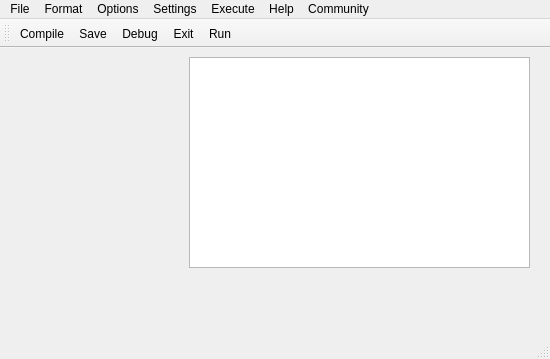
Qt form c-dev.ui (techy4shri/Shri-C-Dev) before a commit.
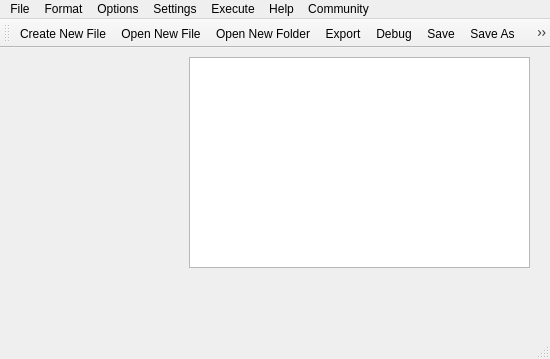
The same form after that commit. Icons and pictures are not drawn.

```diff
--- a/c-dev.ui
+++ b/c-dev.ui
@@ -142,11 +142,16 @@
    <attribute name="toolBarBreak">
     <bool>false</bool>
    </attribute>
-   <addaction name="actionCompile_2"/>
-   <addaction name="actionSave_2"/>
+   <addaction name="actionCreate_New_File"/>
+   <addaction name="actionOpen_New_File"/>
+   <addaction name="actionOpen_New_Folder"/>
+   <addaction name="actionExport"/>
    <addaction name="actionDebug"/>
-   <addaction name="actionExit"/>
+   <addaction name="actionSave"/>
+   <addaction name="actionSave_As"/>
+   <addaction name="actionCompile"/>
    <addaction name="actionRun"/>
+   <addaction name="actionSyntax_Check"/>
   </widget>
   <action name="actionRun">
    <property name="checkable">
@@ -377,34 +382,6 @@
     <string>Ctrl+F4</string>
    </property>
   </action>
-  <action name="actionCompile_2">
-   <property name="icon">
-    <iconset resource="resource.qrc">
-     <normaloff>:/compile/resources/gear compiler icon no bg.png</normaloff>
-     <disabledoff>resources/gear compiler icon no bg.png</disabledoff>:/compile/resources/gear compiler icon no bg.png</iconset>
-   </property>
-   <property name="text">
-    <string>Compile</string>
-   </property>
-   <property name="toolTip">
-    <string>Compile the current file using selected compiler.</string>
-   </property>
-   <property name="shortcut">
-    <string>Ctrl+C</string>
-   </property>
-  </action>
-  <action name="actionSave_2">
-   <property name="icon">
-    <iconset resource="resource.qrc">
-     <normaloff>:/save/resources/save.png</normaloff>:/save/resources/save.png</iconset>
-   </property>
-   <property name="text">
-    <string>Save</string>
-   </property>
-   <property name="toolTip">
-    <string>Save the current file</string>
-   </property>
-  </action>
  </widget>
  <resources>
   <include location="resource.qrc"/>
```
Left out of the diff: 27 changed lines with no effect on the pictures.
